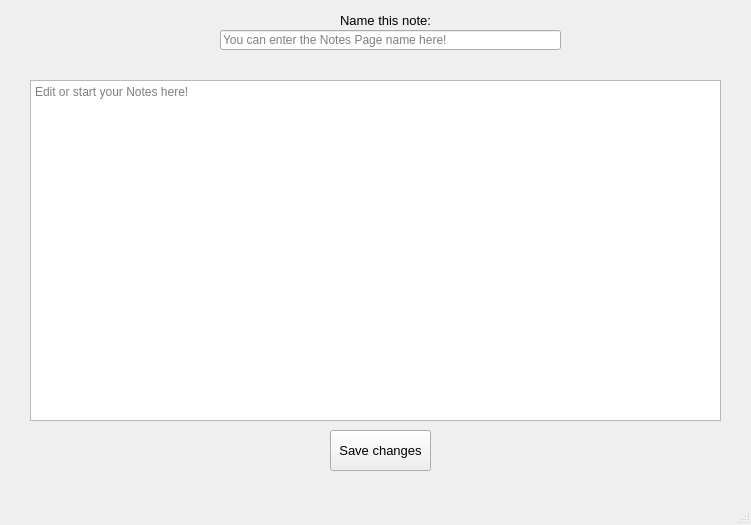
Before: the Qt Designer form PTI/SPCK/GUI/editNote.ui in GreenSystemDuy08/TL-C4K-PTI01, drawn with Qt 5.
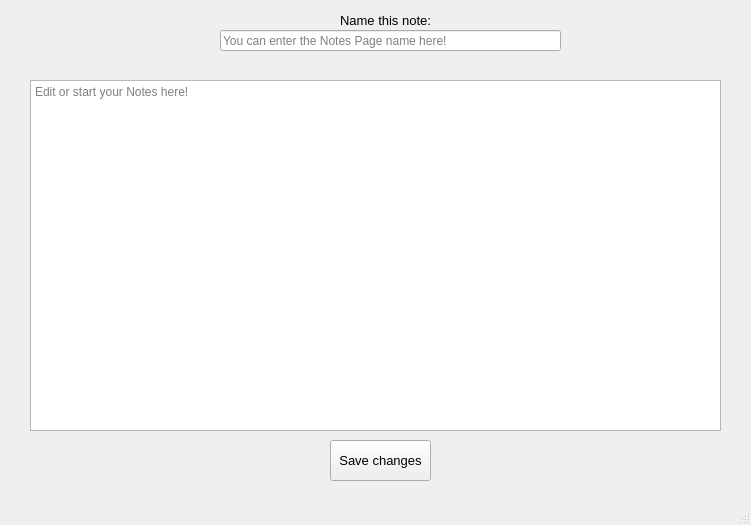
After: the same form once the commit is applied.

Diff of the .ui file:
```diff
--- a/PTI/SPCK/GUI/editNote.ui
+++ b/PTI/SPCK/GUI/editNote.ui
@@ -13,6 +13,9 @@
   <property name="windowTitle">
    <string>Note for WOW! - Edit Page</string>
   </property>
+  <property name="styleSheet">
+   <string notr="true"/>
+  </property>
   <widget class="QWidget" name="centralwidget">
    <widget class="QLineEdit" name="lineEdit">
     <property name="geometry">
@@ -20,7 +23,7 @@
       <x>220</x>
       <y>30</y>
       <width>341</width>
-      <height>20</height>
+      <height>21</height>
      </rect>
     </property>
     <property name="placeholderText">
@@ -51,7 +54,7 @@
       <x>30</x>
       <y>80</y>
       <width>691</width>
-      <height>341</height>
+      <height>351</height>
      </rect>
     </property>
     <property name="placeholderText">
@@ -62,7 +65,7 @@
     <property name="geometry">
      <rect>
       <x>330</x>
-      <y>430</y>
+      <y>440</y>
       <width>101</width>
       <height>41</height>
      </rect>
```
